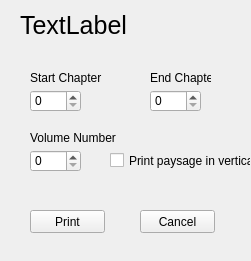
BadamBoum/GestionScans, file src/pdf.ui: the form before one commit.
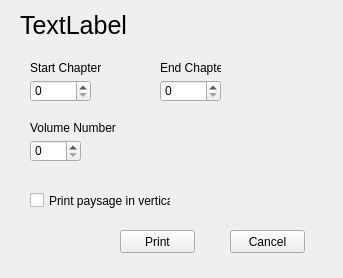
The form after the commit.

Diff of the .ui file:
```diff
--- a/src/pdf.ui
+++ b/src/pdf.ui
@@ -6,8 +6,8 @@
    <rect>
     <x>0</x>
     <y>0</y>
-    <width>251</width>
-    <height>261</height>
+    <width>343</width>
+    <height>278</height>
    </rect>
   </property>
   <property name="windowTitle">
@@ -16,9 +16,9 @@
   <widget class="QSpinBox" name="EndChap">
    <property name="geometry">
     <rect>
-     <x>150</x>
-     <y>90</y>
-     <width>51</width>
+     <x>160</x>
+     <y>80</y>
+     <width>61</width>
      <height>22</height>
     </rect>
    </property>
@@ -30,7 +30,7 @@
    <property name="geometry">
     <rect>
      <x>30</x>
-     <y>70</y>
+     <y>60</y>
      <width>81</width>
      <height>16</height>
     </rect>
@@ -42,8 +42,8 @@
   <widget class="QLabel" name="EndTxt">
    <property name="geometry">
     <rect>
-     <x>150</x>
-     <y>70</y>
+     <x>160</x>
+     <y>60</y>
      <width>61</width>
      <height>16</height>
     </rect>
@@ -57,7 +57,7 @@
     <rect>
      <x>20</x>
      <y>10</y>
-     <width>121</width>
+     <width>311</width>
      <height>31</height>
     </rect>
    </property>
@@ -74,8 +74,8 @@
    <property name="geometry">
     <rect>
      <x>30</x>
-     <y>90</y>
-     <width>51</width>
+     <y>80</y>
+     <width>61</width>
      <height>22</height>
     </rect>
    </property>
@@ -86,8 +86,8 @@
   <widget class="QPushButton" name="Cancel">
    <property name="geometry">
     <rect>
-     <x>140</x>
-     <y>210</y>
+     <x>230</x>
+     <y>230</y>
      <width>75</width>
      <height>23</height>
     </rect>
@@ -99,8 +99,8 @@
   <widget class="QPushButton" name="Print">
    <property name="geometry">
     <rect>
-     <x>30</x>
-     <y>210</y>
+     <x>120</x>
+     <y>230</y>
      <width>75</width>
      <height>23</height>
     </rect>
@@ -113,7 +113,7 @@
    <property name="geometry">
     <rect>
      <x>30</x>
-     <y>150</y>
+     <y>140</y>
      <width>51</width>
      <height>22</height>
     </rect>
@@ -126,7 +126,7 @@
    <property name="geometry">
     <rect>
      <x>30</x>
-     <y>130</y>
+     <y>120</y>
      <width>101</width>
      <height>16</height>
     </rect>
@@ -138,8 +138,8 @@
   <widget class="QCheckBox" name="Vertical">
    <property name="geometry">
     <rect>
-     <x>110</x>
-     <y>150</y>
+     <x>30</x>
+     <y>190</y>
      <width>141</width>
      <height>21</height>
     </rect>
```
